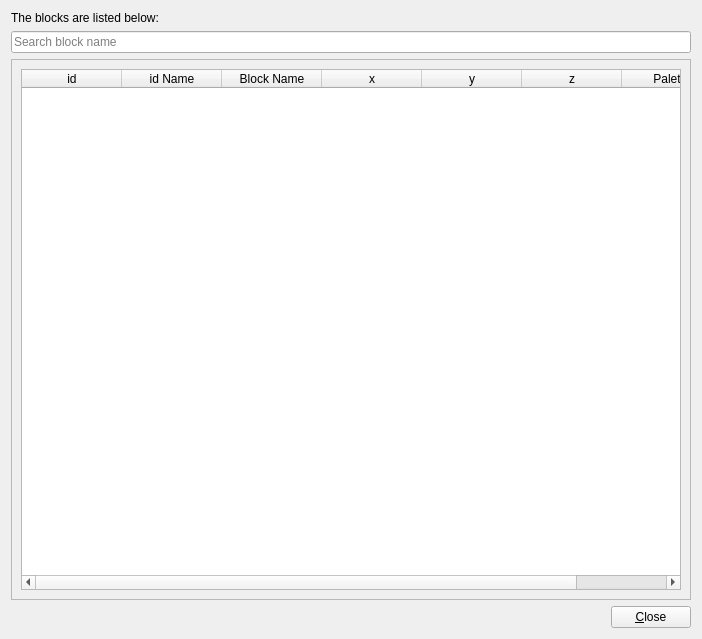
DreamHelium/dhlrc, file src/qt/blocklistui.ui: the form before one commit.
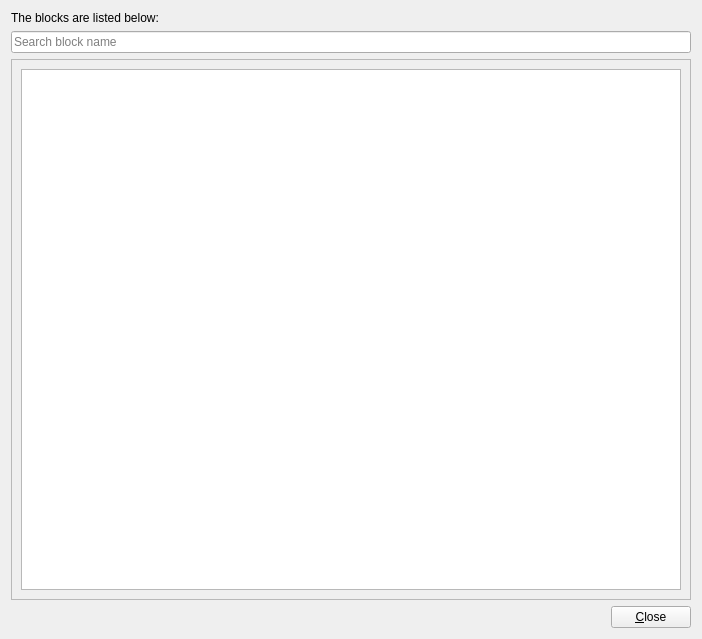
The form after the commit.

Diff of the .ui file:
```diff
--- a/src/qt/blocklistui.ui
+++ b/src/qt/blocklistui.ui
@@ -48,46 +48,7 @@
           </property>
           <layout class="QHBoxLayout" name="horizontalLayout">
            <item>
-            <widget class="QTableWidget" name="tableWidget">
-             <property name="columnCount">
-              <number>7</number>
-             </property>
-             <column>
-              <property name="text">
-               <string>id</string>
-              </property>
-             </column>
-             <column>
-              <property name="text">
-               <string>id Name</string>
-              </property>
-             </column>
-             <column>
-              <property name="text">
-               <string>Block Name</string>
-              </property>
-             </column>
-             <column>
-              <property name="text">
-               <string>x</string>
-              </property>
-             </column>
-             <column>
-              <property name="text">
-               <string>y</string>
-              </property>
-             </column>
-             <column>
-              <property name="text">
-               <string>z</string>
-              </property>
-             </column>
-             <column>
-              <property name="text">
-               <string>Palette</string>
-              </property>
-             </column>
-            </widget>
+            <widget class="QTableView" name="tableView"/>
            </item>
           </layout>
          </widget>
```
